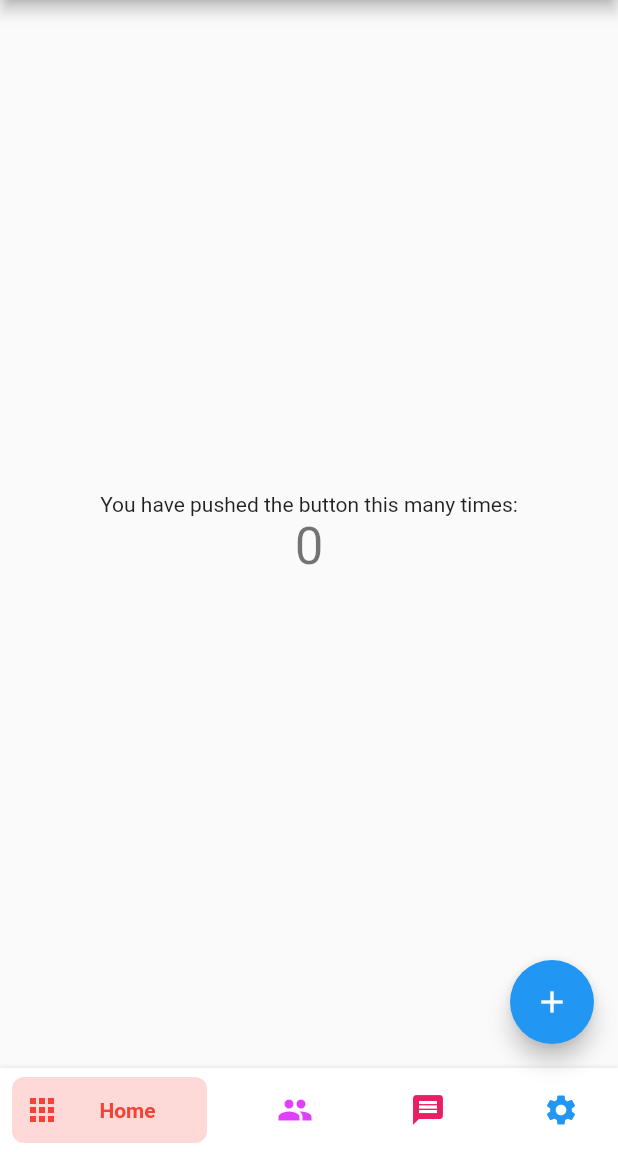
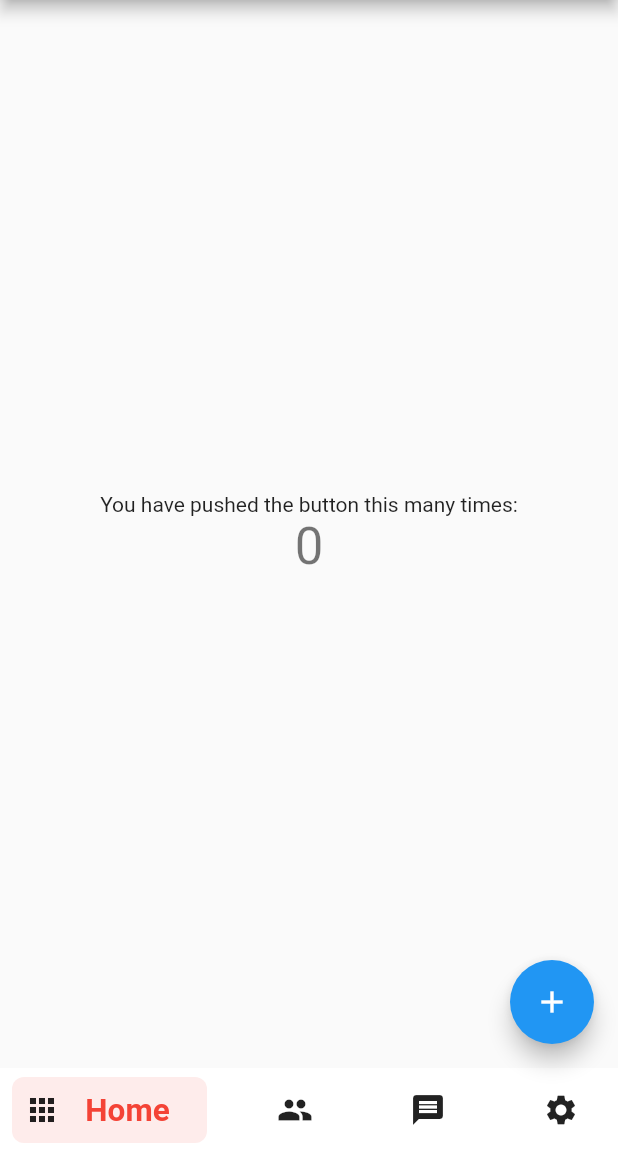
Before and after one commit to pedromassango/bottom_navy_bar, a Flutter app: the screen it shows after launch, on a phone screen of 412 x 824 dp, the part 84-1236 px from its top. Run offline on Flutter 3.47's test engine with Material 2 defaults, Android fonts, the phone set to English and light mode, and no system bars.

```diff
--- a/lib/bottom_navy_bar.dart
+++ b/lib/bottom_navy_bar.dart
@@ -14,6 +14,16 @@ class BottomNavyBar extends StatelessWidget {
   final MainAxisAlignment mainAxisAlignment;
   final double itemCornerRadius;
   final double containerHeight;
+  final double cornerRadius;
+  final double blurRadius;
+  final double spreadRadius;
+  final double shadowOffsetX;
+  final double shadowOffsetY;
+  final double inactiveOpacity;
+  final double verticalPadding;
+  final double horizontalPadding;
+  final double verticalItemPadding;
+  final double horizontalItemPadding;
   final Curve curve;
 
   BottomNavyBar({
@@ -24,6 +34,16 @@ class BottomNavyBar extends StatelessWidget {
     this.backgroundColor,
     this.itemCornerRadius = 50,
     this.containerHeight = 56,
+    this.cornerRadius = 0,
+    this.blurRadius = 0,
+    this.spreadRadius = 0,
+    this.shadowOffsetX = 0,
+    this.shadowOffsetY = 0,
+    this.inactiveOpacity = 1.0,
+    this.verticalPadding = 6,
+    this.horizontalPadding = 8,
+    this.verticalItemPadding = 10,
+    this.horizontalItemPadding = 4,
     this.animationDuration = const Duration(milliseconds: 270),
     this.mainAxisAlignment = MainAxisAlignment.spaceBetween,
     @required this.items,
@@ -47,17 +67,24 @@ class BottomNavyBar extends StatelessWidget {
         color: bgColor,
         boxShadow: [
           if (showElevation)
-            const BoxShadow(
-              color: Colors.black12,
-              blurRadius: 2,
+            BoxShadow(
+              color: Colors.black,
+              blurRadius: blurRadius,
+              spreadRadius: spreadRadius,
+              offset: Offset(shadowOffsetX, shadowOffsetY),
             ),
         ],
+        borderRadius: BorderRadius.only(
+          topLeft: Radius.circular(cornerRadius),
+          topRight: Radius.circular(cornerRadius),
+        ),
       ),
       child: SafeArea(
         child: Container(
           width: double.infinity,
           height: containerHeight,
-          padding: const EdgeInsets.symmetric(vertical: 6, horizontal: 8),
+          padding: EdgeInsets.symmetric(
+              vertical: verticalPadding, horizontal: horizontalPadding),
           child: Row(
             mainAxisAlignment: mainAxisAlignment,
             children: items.map((item) {
@@ -72,6 +99,9 @@ class BottomNavyBar extends StatelessWidget {
                   itemCornerRadius: itemCornerRadius,
                   animationDuration: animationDuration,
                   curve: curve,
+                  inactiveOpacity: inactiveOpacity,
+                  verticalItemPadding: verticalItemPadding,
+                  horizontalItemPadding: horizontalItemPadding,
                 ),
               );
             }).toList(),
@@ -90,6 +120,9 @@ class _ItemWidget extends StatelessWidget {
   final double itemCornerRadius;
   final Duration animationDuration;
   final Curve curve;
+  final double inactiveOpacity;
+  final double verticalItemPadding;
+  final double horizontalItemPadding;
 
   const _ItemWidget({
     Key key,
@@ -99,6 +132,9 @@ class _ItemWidget extends StatelessWidget {
     @required this.animationDuration,
     @required this.itemCornerRadius,
     @required this.iconSize,
+    @required this.inactiveOpacity,
+    @required this.verticalItemPadding,
+    @required this.horizontalItemPadding,
     this.curve = Curves.linear,
   })  : assert(isSelected != null),
         assert(item != null),
@@ -107,6 +143,7 @@ class _ItemWidget extends StatelessWidget {
         assert(itemCornerRadius != null),
         assert(iconSize != null),
         assert(curve != null),
+        assert(inactiveOpacity != null),
         super(key: key);
 
   @override
@@ -121,7 +158,7 @@ class _ItemWidget extends StatelessWidget {
         curve: curve,
         decoration: BoxDecoration(
           color:
-              isSelected ? item.activeColor.withOpacity(0.2) : backgroundColor,
+              isSelected ? item.activeColor.withOpacity(0.1) : backgroundColor,
           borderRadius: BorderRadius.circular(itemCornerRadius),
         ),
         child: SingleChildScrollView(
@@ -135,21 +172,21 @@ class _ItemWidget extends StatelessWidget {
               mainAxisAlignment: MainAxisAlignment.start,
               crossAxisAlignment: CrossAxisAlignment.center,
               children: <Widget>[
-                IconTheme(
-                  data: IconThemeData(
-                    size: iconSize,
-                    color: isSelected
-                        ? item.activeColor.withOpacity(1)
-                        : item.inactiveColor == null
-                            ? item.activeColor
-                            : item.inactiveColor,
+                Container(
+                  child: FittedBox(
+                    child: Opacity(
+                      opacity: isSelected ? 1.0 : inactiveOpacity,
+                      child: item.icon,
                     ),
-                  child: item.icon,
+                  ),
                 ),
                 if (isSelected)
                   Expanded(
                     child: Container(
-                      padding: EdgeInsets.symmetric(horizontal: 4),
+                      padding: EdgeInsets.symmetric(
+                          vertical: verticalItemPadding,
+                          horizontal: horizontalItemPadding),
+                      child: FittedBox(
                         child: DefaultTextStyle.merge(
                           style: TextStyle(
                             color: item.activeColor,
@@ -158,6 +195,7 @@ class _ItemWidget extends StatelessWidget {
                           maxLines: 1,
                           textAlign: item.textAlign,
                           child: item.title,
+                        ),
                       ),
                     ),
                   ),
@@ -170,6 +208,9 @@ class _ItemWidget extends StatelessWidget {
   }
 }
 
+/// The BottomNavyBar's item. Used to configure each item of the navigation bar.
+/// [icon] required. The widget on the left of this item.
+/// [title] required. The widget on the right of this item.
 class BottomNavyBarItem {
   final Widget icon;
   final Widget title;
```
Lines whose indentation alone changed are shown as unchanged.
